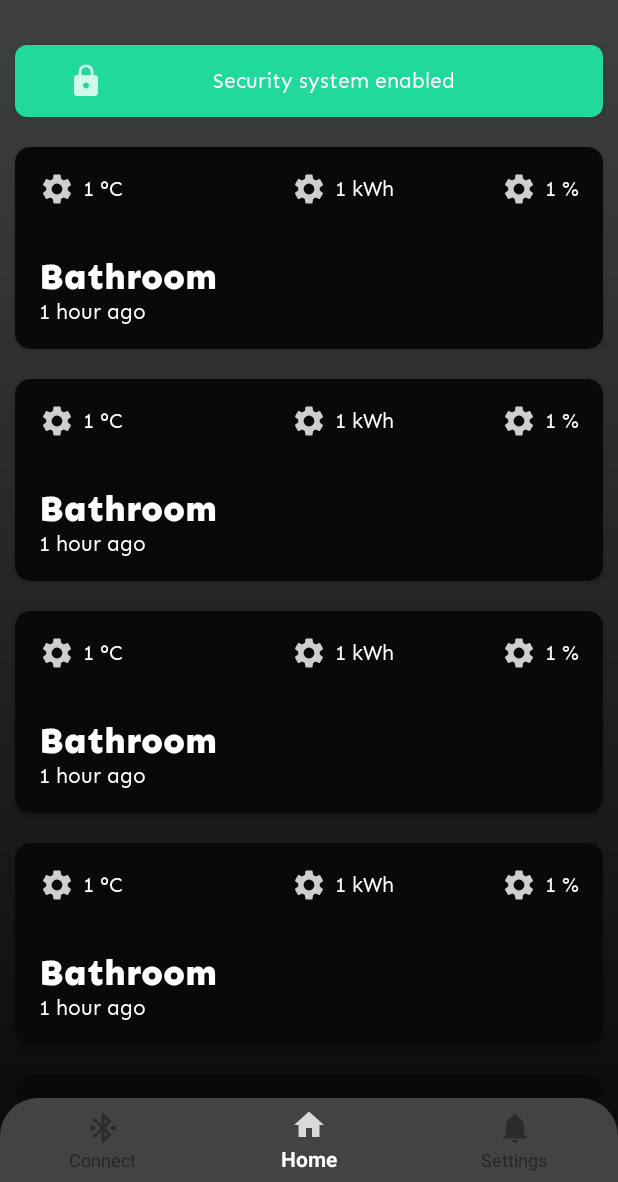
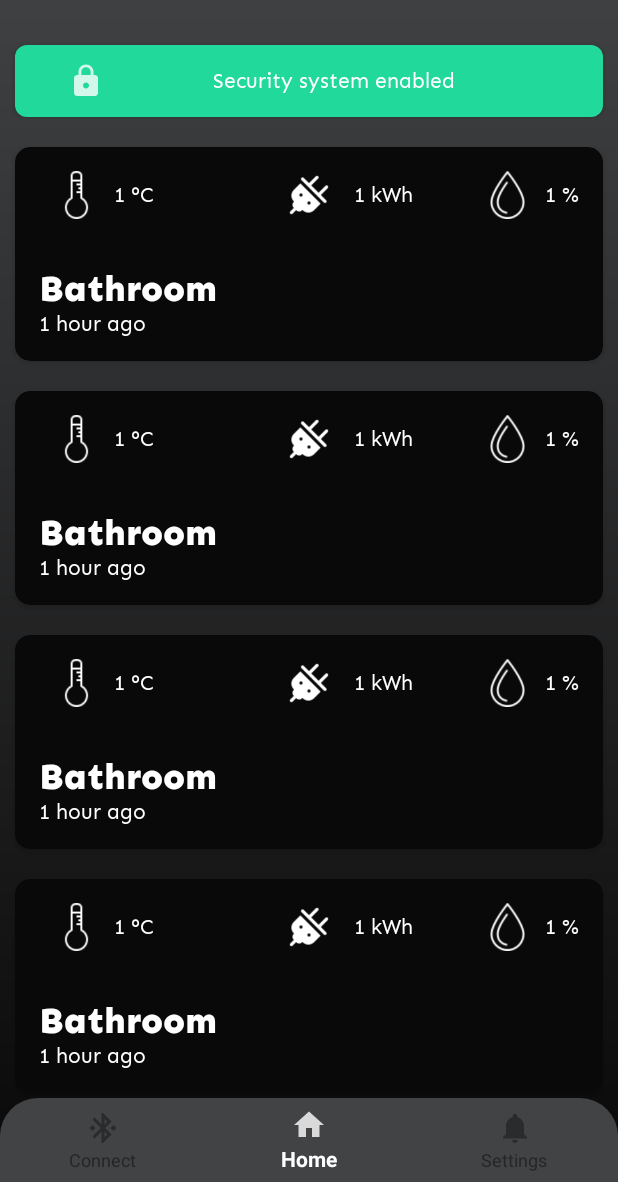
Before and after one commit to DanielAlonsoTM/Glados-App, an Android app: the HomeFragment screen opened directly, with no data from a screen before it, on a phone screen of 412 x 824 dp, the part 54-1236 px from its top. Run offline under Robolectric (Android 15) with nearby library versions, the phone set to English and light mode, and no system bars.

Commit message:
New icons is added

```diff
--- a/app/src/main/java/com/samuraitech/gladosapp/notification/NotificationManager.kt
+++ b/app/src/main/java/com/samuraitech/gladosapp/notification/NotificationManager.kt
@@ -26,7 +26,7 @@ object NotificationManager {
         val pendingIntent = PendingIntent.getActivity(context, 0, intent, 0)
 
         val builder = NotificationCompat.Builder(context, MainActivity.channelId)
-            .setSmallIcon(R.drawable.bot_icon)
+            .setSmallIcon(R.drawable.icon_bot)
             .setContentTitle(title)
             .setContentText(body)
             .setPriority(NotificationCompat.PRIORITY_DEFAULT)
--- a/app/src/main/res/layout/activity_login.xml
+++ b/app/src/main/res/layout/activity_login.xml
@@ -16,7 +16,7 @@
                 android:layout_height="wrap_content"
                 android:layout_marginTop="?actionBarSize"
                 android:gravity="center_horizontal"
-                android:src="@drawable/bot_icon"
+                android:src="@drawable/icon_bot"
                 android:transitionName="nameAppTransition"
                 android:text="@string/app_name"
                 android:textColor="@color/colorWhite"
--- a/app/src/main/res/layout/activity_main.xml
+++ b/app/src/main/res/layout/activity_main.xml
@@ -27,7 +27,7 @@
                 android:layout_width="match_parent"
                 android:layout_height="wrap_content"
                 android:gravity="center_horizontal"
-                android:src="@drawable/bot_icon"
+                android:src="@drawable/icon_bot"
                 android:transitionName="nameAppTransition"
                 android:text="@string/app_name"
                 android:textColor="@color/colorWhite"
--- a/app/src/main/res/layout/activity_splash.xml
+++ b/app/src/main/res/layout/activity_splash.xml
@@ -16,7 +16,7 @@
                 android:layout_width="wrap_content"
                 android:layout_height="100dp"
                 android:layout_marginTop="?actionBarSize"
-                android:src="@drawable/bot_icon"
+                android:src="@drawable/icon_bot"
                 android:transitionName="iconTransition"
                 android:contentDescription="@string/app_name"/>
         <TextView
--- a/app/src/main/res/layout/item_room.xml
+++ b/app/src/main/res/layout/item_room.xml
@@ -17,21 +17,21 @@
                 android:orientation="vertical">
             <RelativeLayout
                     android:layout_width="match_parent"
-                    android:layout_height="wrap_content"
+                    android:layout_height="32dp"
                     android:layout_margin="@dimen/fab_margin">
                 <ImageView
                         android:id="@+id/image_temperature"
                         android:layout_width="wrap_content"
                         android:layout_height="wrap_content"
                         android:layout_alignParentStart="true"
-                        android:src="@drawable/ic_action_settings"/>
+                        android:src="@drawable/icon_thermometer"
+                        android:tint="@android:color/white"/>
                 <TextView
                         android:id="@+id/text_temperature"
                         android:layout_width="wrap_content"
                         android:layout_height="wrap_content"
                         android:layout_toEndOf="@+id/image_temperature"
                         android:layout_centerInParent="true"
-                        android:layout_marginStart="5dp"
                         android:text="0°C"
                         android:fontFamily="@font/sen_regular"/>
                 <ImageView
@@ -39,14 +39,14 @@
                         android:layout_width="wrap_content"
                         android:layout_height="wrap_content"
                         android:layout_centerInParent="true"
-                        android:src="@drawable/ic_action_settings"/>
+                        android:src="@drawable/icon_plug"
+                        android:tint="@android:color/white"/>
                 <TextView
                         android:id="@+id/text_kilowatts"
                         android:layout_width="wrap_content"
                         android:layout_height="wrap_content"
                         android:layout_toEndOf="@+id/image_kilowatts"
                         android:layout_centerInParent="true"
-                        android:layout_marginStart="5dp"
                         android:text="0 kWh"
                         android:fontFamily="@font/sen_regular"/>
                 <ImageView
@@ -54,14 +54,14 @@
                         android:layout_width="wrap_content"
                         android:layout_height="wrap_content"
                         android:layout_toStartOf="@+id/text_humidity"
-                        android:src="@drawable/ic_action_settings"/>
+                        android:src="@drawable/icon_water"
+                        android:tint="@android:color/white"/>
                 <TextView
                         android:id="@+id/text_humidity"
                         android:layout_width="wrap_content"
                         android:layout_height="wrap_content"
                         android:layout_alignParentEnd="true"
                         android:layout_centerInParent="true"
-                        android:layout_marginStart="5dp"
                         android:text="0%"
                         android:fontFamily="@font/sen_regular"/>
             </RelativeLayout>
```
Also changed, not shown: app/src/main/res/drawable/icon_bot.png (renamed from app/src/main/res/drawable/bot_icon.png), app/src/main/res/drawable/icon_plug.png (added), app/src/main/res/drawable/icon_thermometer.png (added), app/src/main/res/drawable/icon_water.png (added), app/src/main/res/drawable/samurai_tech_logo.png (added).
